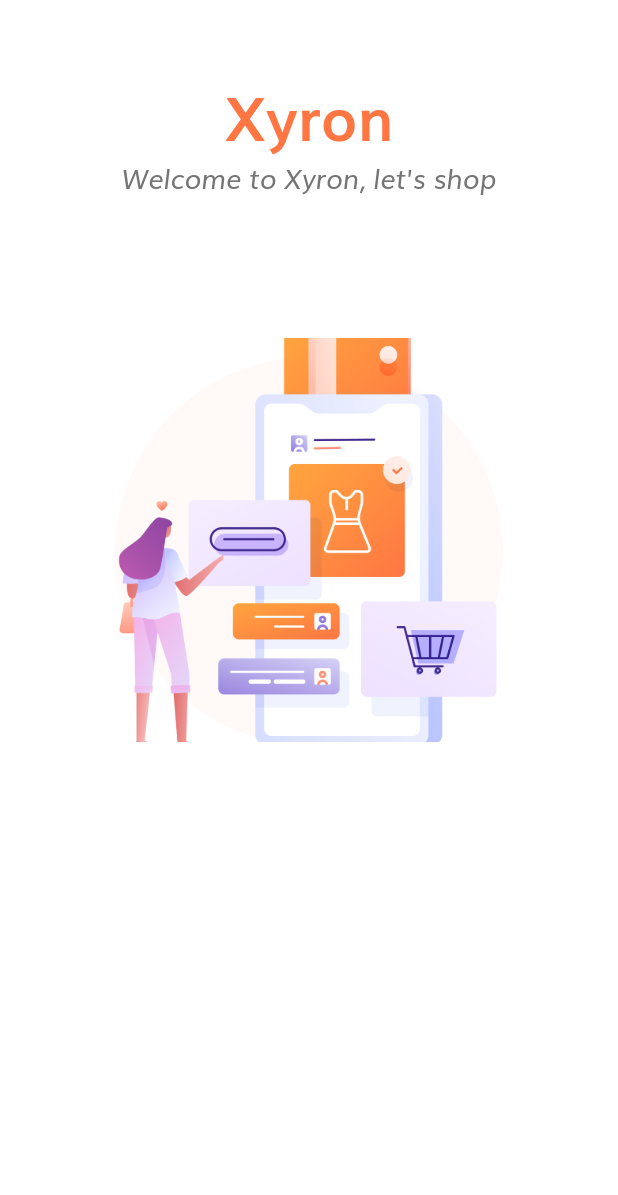
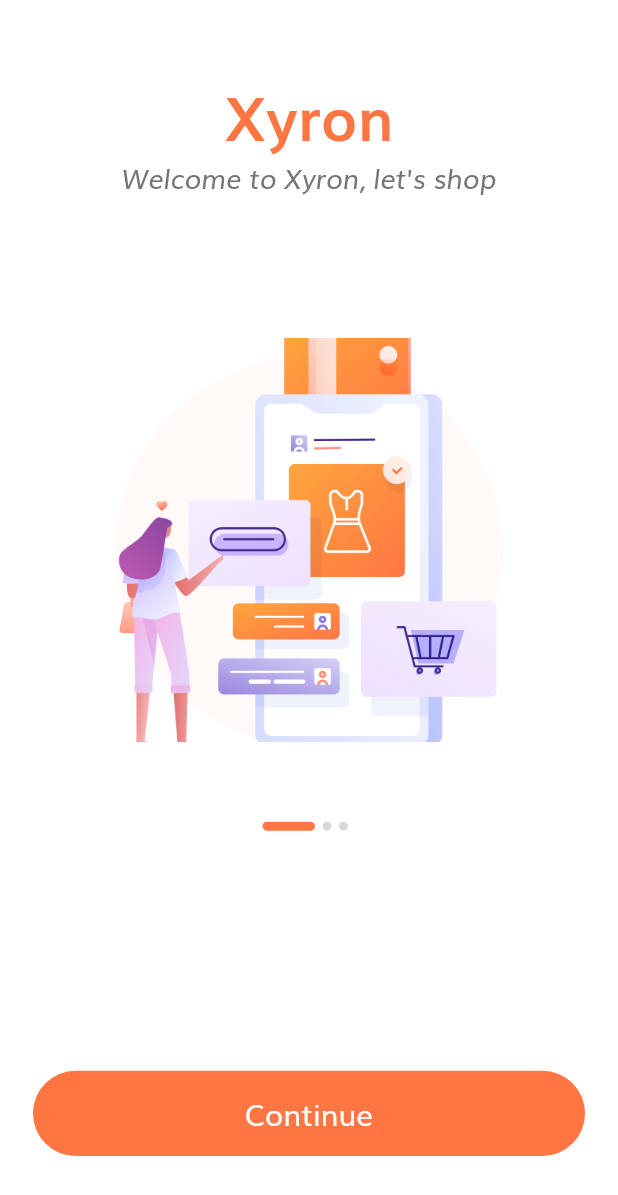
Before and after one commit to sahil0727/complete_e_commerce_app, a Flutter app: the screen it shows after launch, on a phone screen of 412 x 824 dp. Shown: the top 1195 px of the screen. Run offline on Flutter 3.47's test engine with Material 2 defaults, Android fonts, the phone set to English and light mode, and no system bars.

Commit message:
splash screen
here upto this i did make a complete splash screen and also i used as name routes for navigation

```diff
--- /dev/null
+++ b/lib/components/default_button.dart
@@ -0,0 +1,38 @@
+import 'package:flutter/material.dart';
+
+import '../constants.dart';
+import '../size_config.dart';
+
+class DefaultButton extends StatelessWidget {
+  final String text;
+  final Function press;
+  const DefaultButton({
+    Key? key,
+    required this.text,
+    required this.press,
+  }) : super(key: key);
+
+  @override
+  Widget build(BuildContext context) {
+    return SizedBox(
+      width: double.infinity,
+      height: getProportionateScreenHeight(56),
+      child: TextButton(
+        style: ButtonStyle(
+          backgroundColor: MaterialStateProperty.all<Color>(kPrimaryColor),
+          shape: MaterialStateProperty.all(
+            const StadiumBorder(),
+          ),
+        ),
+        onPressed: press(),
+        child: Text(
+          text,
+          style: TextStyle(
+            color: Colors.white,
+            fontSize: getProportionateScreenWidth(18),
+          ),
+        ),
+      ),
+    );
+  }
+}
--- a/lib/main.dart
+++ b/lib/main.dart
@@ -1,4 +1,5 @@
 import 'package:complete_e_commerce_app/constants.dart';
+import 'package:complete_e_commerce_app/routs.dart';
 import 'package:complete_e_commerce_app/screens/splash/splash_screen.dart';
 import 'package:flutter/material.dart';
 
@@ -14,7 +15,7 @@ class MyApp extends StatelessWidget {
   Widget build(BuildContext context) {
     return MaterialApp(
       debugShowCheckedModeBanner: false,
-      title: 'Flutter Demo',
+      title: 'Xyron',
       theme: ThemeData(
         scaffoldBackgroundColor: Colors.white,
         fontFamily: 'Muli',
@@ -24,7 +25,9 @@ class MyApp extends StatelessWidget {
         ),
         visualDensity: VisualDensity.adaptivePlatformDensity,
       ),
-      home: SplashScreen(),
+      // home: const SplashScreen(),
+      initialRoute: SplashScreen.routeName,
+      routes: routes,
     );
   }
 }
--- /dev/null
+++ b/lib/routs.dart
@@ -0,0 +1,9 @@
+import 'package:complete_e_commerce_app/screens/splash/splash_screen.dart';
+import 'package:flutter/widgets.dart';
+
+// we used name routes
+// all routes will is here
+
+final Map<String, WidgetBuilder> routes = {
+  SplashScreen.routeName: (context) => const SplashScreen(),
+};
--- a/lib/screens/splash/components/splash_screen_body.dart
+++ b/lib/screens/splash/components/splash_screen_body.dart
@@ -1,3 +1,6 @@
+import 'package:complete_e_commerce_app/constants.dart';
+import 'package:complete_e_commerce_app/size_config.dart';
+import '../../../components/default_button.dart';
 import '../components/splash_component.dart';
 import 'package:flutter/material.dart';
 
@@ -23,7 +26,7 @@ class _SplashScreenBodyState extends State<SplashScreenBody> {
       'image': 'assets/images/splash_3.png'
     },
   ];
-
+  int currentPage = 0;
   @override
   Widget build(BuildContext context) {
     return SafeArea(
@@ -34,6 +37,11 @@ class _SplashScreenBodyState extends State<SplashScreenBody> {
             Expanded(
               flex: 3,
               child: PageView.builder(
+                onPageChanged: (value) {
+                  setState(() {
+                    currentPage = value;
+                  });
+                },
                 physics: const BouncingScrollPhysics(),
                 itemCount: splashData.length,
                 scrollDirection: Axis.horizontal,
@@ -43,13 +51,48 @@ class _SplashScreenBodyState extends State<SplashScreenBody> {
                 ),
               ),
             ),
-            const Expanded(
+            Expanded(
               flex: 2,
-              child: SizedBox(),
-            )
+              child: Padding(
+                padding: EdgeInsets.symmetric(
+                  horizontal: getProportionateScreenWidth(20),
+                ),
+                child: Column(
+                  children: [
+                    const Spacer(),
+                    Row(
+                      mainAxisAlignment: MainAxisAlignment.center,
+                      children: List.generate(
+                        splashData.length,
+                        (index) => buildDot(index: index),
+                      ),
+                    ),
+                    const Spacer(flex: 3),
+                    DefaultButton(
+                      text: 'Continue',
+                      press: () {},
+                    ),
+                    const Spacer(),
+                  ],
+                ),
+              ),
+            ),
           ],
         ),
       ),
     );
   }
+
+  AnimatedContainer buildDot({int? index}) {
+    return AnimatedContainer(
+      duration: kAnimationDuration,
+      margin: const EdgeInsets.only(right: 5),
+      width: index == currentPage ? 35 : 6,
+      height: 6,
+      decoration: BoxDecoration(
+        color: currentPage == index ? kPrimaryColor : const Color(0xffd8d8d8),
+        borderRadius: BorderRadius.circular(3),
+      ),
+    );
+  }
 }
--- a/lib/screens/splash/splash_screen.dart
+++ b/lib/screens/splash/splash_screen.dart
@@ -5,7 +5,7 @@ import 'components/splash_screen_body.dart';
 
 class SplashScreen extends StatelessWidget {
   const SplashScreen({Key? key}) : super(key: key);
-
+  static String routeName = '/splash';
   @override
   Widget build(BuildContext context) {
     SizeConfig().init(context);
```
